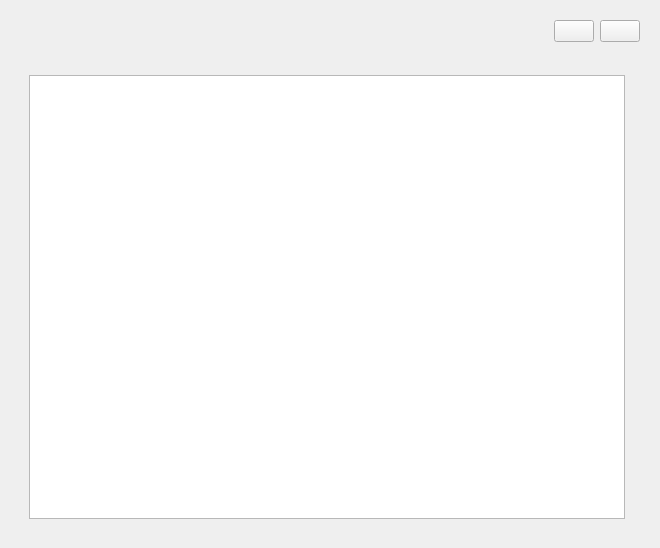
Old version of the form sVanilla/src/ClientUi/VideoList/VideoWidget.ui in the repository WangPengZhan/sVanilla.
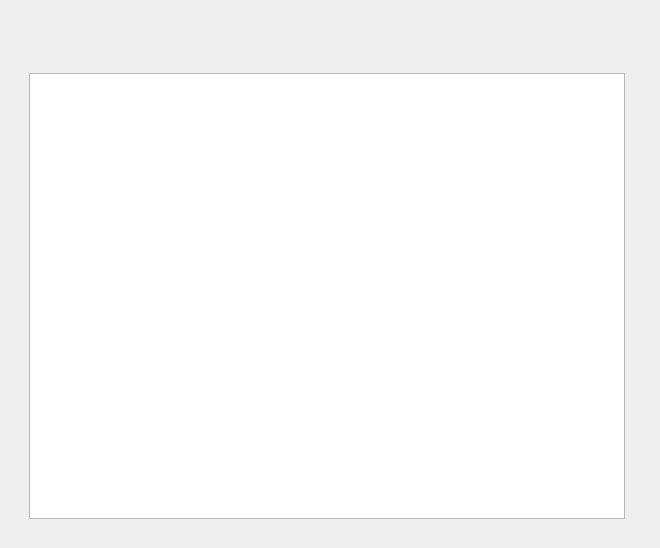
New version of the form. Custom widgets are drawn as their Qt base class.

The edit to the form file:
```diff
--- a/sVanilla/src/ClientUi/VideoList/VideoWidget.ui
+++ b/sVanilla/src/ClientUi/VideoList/VideoWidget.ui
@@ -28,21 +28,7 @@
        </spacer>
       </item>
       <item>
-       <widget class="QPushButton" name="VideoGridBtn">
-        <property name="text">
-         <string/>
-        </property>
-        <property name="checkable">
-         <bool>false</bool>
-        </property>
-       </widget>
-      </item>
-      <item>
-       <widget class="QPushButton" name="VideoListBtn">
-        <property name="text">
-         <string/>
-        </property>
-       </widget>
+       <widget class="::ToggleSwitch" name="SwitchBtn" native="true"/>
       </item>
      </layout>
     </widget>
@@ -98,6 +84,12 @@
    <header>ClientUi/VideoList/VideoDetailWidget.h</header>
    <container>1</container>
   </customwidget>
+  <customwidget>
+   <class>::ToggleSwitch</class>
+   <extends>QWidget</extends>
+   <header>SUI/ToggleSwitch.h</header>
+   <container>1</container>
+  </customwidget>
  </customwidgets>
  <resources/>
  <connections/>
```
Left out of the diff: 9 changed lines with no effect on the pictures.
